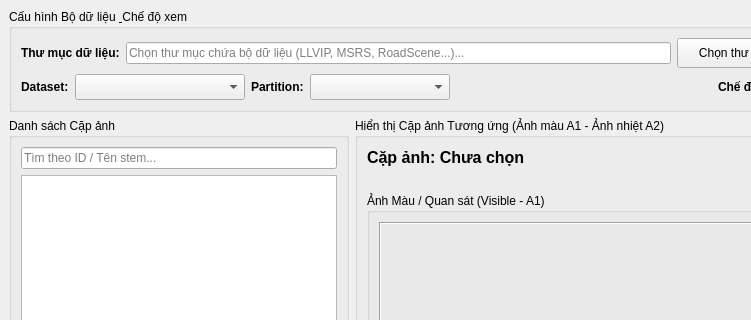
This is mainwindow.ui in CinnaPea/2026-fusion-research as Qt 5 draws it before an edit; both pictures show x 0 to 751 and y 0 to 320 of the 1220 by 780 pixel window. The edited form follows.
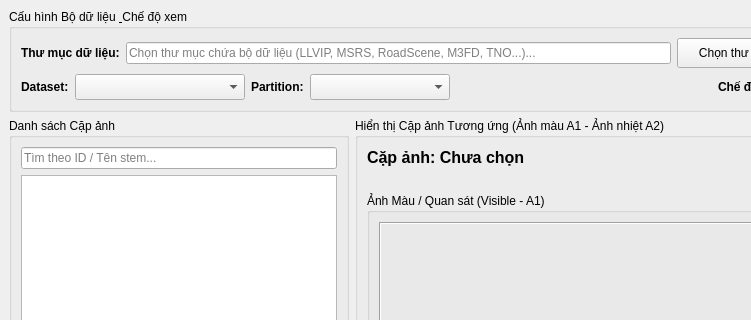
This is the edited form.

Commit message: Expose M3FD and TNO in dataset UI

Diff of the .ui file:
```diff
--- a/mainwindow.ui
+++ b/mainwindow.ui
@@ -38,7 +38,7 @@
          <item>
           <widget class="QLineEdit" name="txtDatasetDir">
            <property name="placeholderText">
-            <string>Chọn thư mục chứa bộ dữ liệu (LLVIP, MSRS, RoadScene...)...</string>
+            <string>Chọn thư mục chứa bộ dữ liệu (LLVIP, MSRS, RoadScene, M3FD, TNO...)...</string>
            </property>
           </widget>
          </item>
```
The commit also changes 1 other file.
